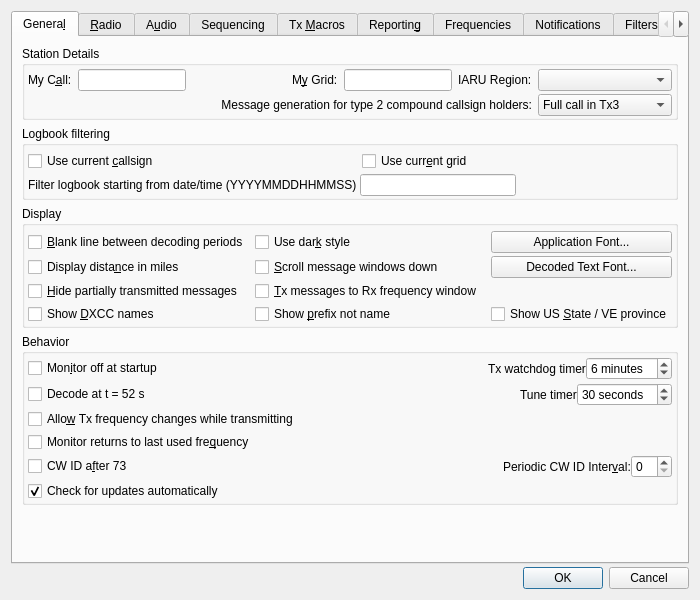
The window that Configuration.ui (VU3ESV/jtdx-vu) describes before a commit, drawn with Qt 5.
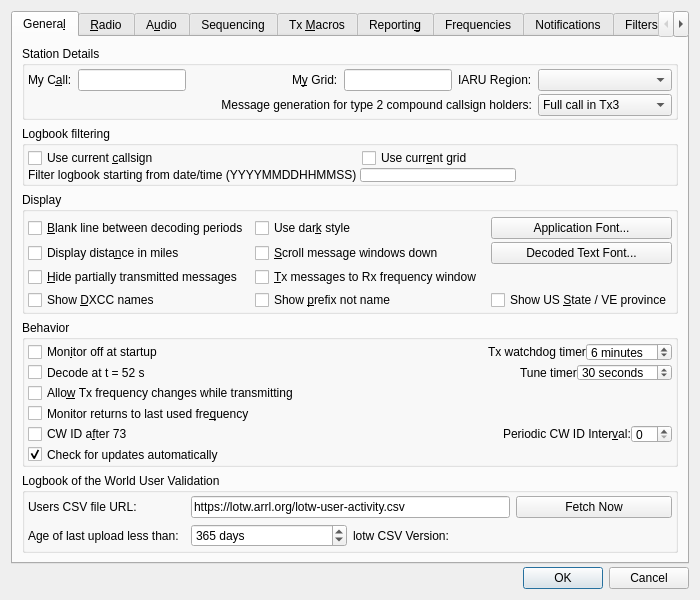
The same window after the commit.

Commit message: LoTW user marks: Settings > General LoTW users URL, Fetch Now, upload age

```diff
--- a/Configuration.ui
+++ b/Configuration.ui
@@ -696,6 +696,93 @@
          </layout>
         </widget>
        </item>
+       <item>
+        <widget class="QGroupBox" name="lotw_group_box">
+         <property name="title">
+          <string>Logbook of the World User Validation</string>
+         </property>
+         <layout class="QGridLayout" name="lotw_grid_layout">
+          <property name="leftMargin">
+           <number>3</number>
+          </property>
+          <property name="topMargin">
+           <number>3</number>
+          </property>
+          <property name="rightMargin">
+           <number>3</number>
+          </property>
+          <property name="bottomMargin">
+           <number>3</number>
+          </property>
+          <item row="0" column="0">
+           <widget class="QLabel" name="lotw_users_url_label">
+            <property name="text">
+             <string>Users CSV file URL:</string>
+            </property>
+            <property name="buddy">
+             <cstring>LotW_CSV_URL_line_edit</cstring>
+            </property>
+           </widget>
+          </item>
+          <item row="0" column="1" colspan="2">
+           <widget class="QLineEdit" name="LotW_CSV_URL_line_edit">
+            <property name="toolTip">
+             <string>&lt;html&gt;&lt;head/&gt;&lt;body&gt;&lt;p&gt;URL of the ARRL LotW user's last upload dates data file which is used to highlight decodes from stations that are known to upload their log file to LotW.&lt;/p&gt;&lt;/body&gt;&lt;/html&gt;</string>
+            </property>
+            <property name="text">
+             <string>https://lotw.arrl.org/lotw-user-activity.csv</string>
+            </property>
+           </widget>
+          </item>
+          <item row="0" column="3">
+           <widget class="QPushButton" name="LotW_CSV_fetch_push_button">
+            <property name="toolTip">
+             <string>&lt;html&gt;&lt;head/&gt;&lt;body&gt;&lt;p&gt;Push this button to fetch the latest LotW user's upload date and time data file.&lt;/p&gt;&lt;/body&gt;&lt;/html&gt;</string>
+            </property>
+            <property name="text">
+             <string>Fetch Now</string>
+            </property>
+           </widget>
+          </item>
+          <item row="1" column="0">
+           <widget class="QLabel" name="lotw_days_label">
+            <property name="text">
+             <string>Age of last upload less than:</string>
+            </property>
+            <property name="buddy">
+             <cstring>LotW_days_since_upload_spin_box</cstring>
+            </property>
+           </widget>
+          </item>
+          <item row="1" column="1">
+           <widget class="QSpinBox" name="LotW_days_since_upload_spin_box">
+            <property name="toolTip">
+             <string>&lt;html&gt;&lt;head/&gt;&lt;body&gt;&lt;p&gt;Adjust this spin box to set the age threshold of LotW user's last upload date that is accepted as a current LotW user.&lt;/p&gt;&lt;/body&gt;&lt;/html&gt;</string>
+            </property>
+            <property name="suffix">
+             <string> days</string>
+            </property>
+            <property name="minimum">
+             <number>1</number>
+            </property>
+            <property name="maximum">
+             <number>9999</number>
+            </property>
+            <property name="value">
+             <number>365</number>
+            </property>
+           </widget>
+          </item>
+          <item row="1" column="2" colspan="2">
+           <widget class="QLabel" name="LotW_CSV_version_label">
+            <property name="text">
+             <string>lotw CSV Version:</string>
+            </property>
+           </widget>
+          </item>
+         </layout>
+        </widget>
+       </item>
        <item>
         <spacer name="verticalSpacer">
          <property name="orientation">
```
The commit also changes 10 other files.
